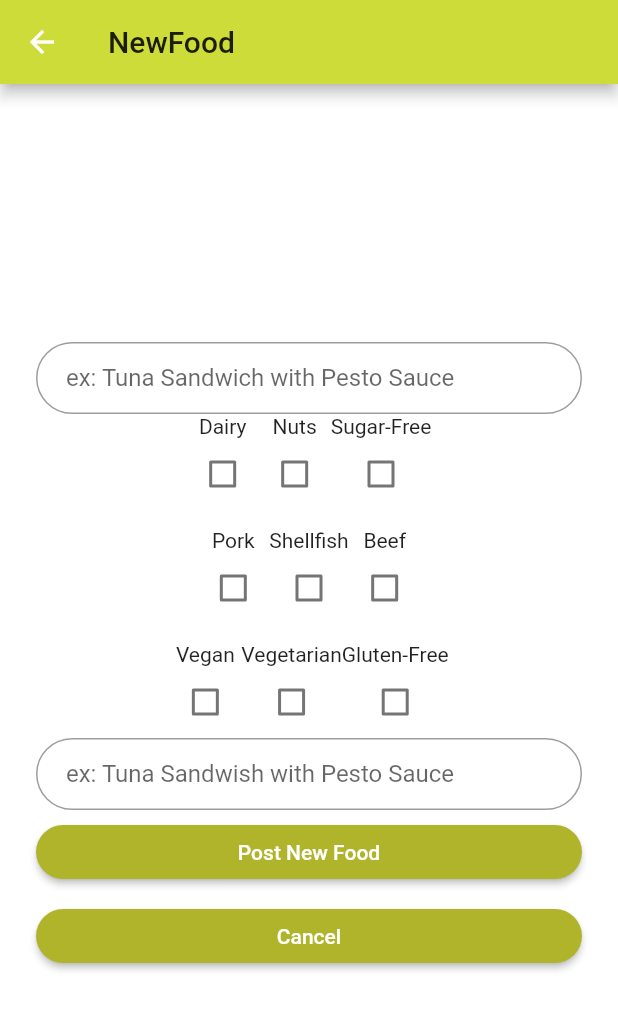
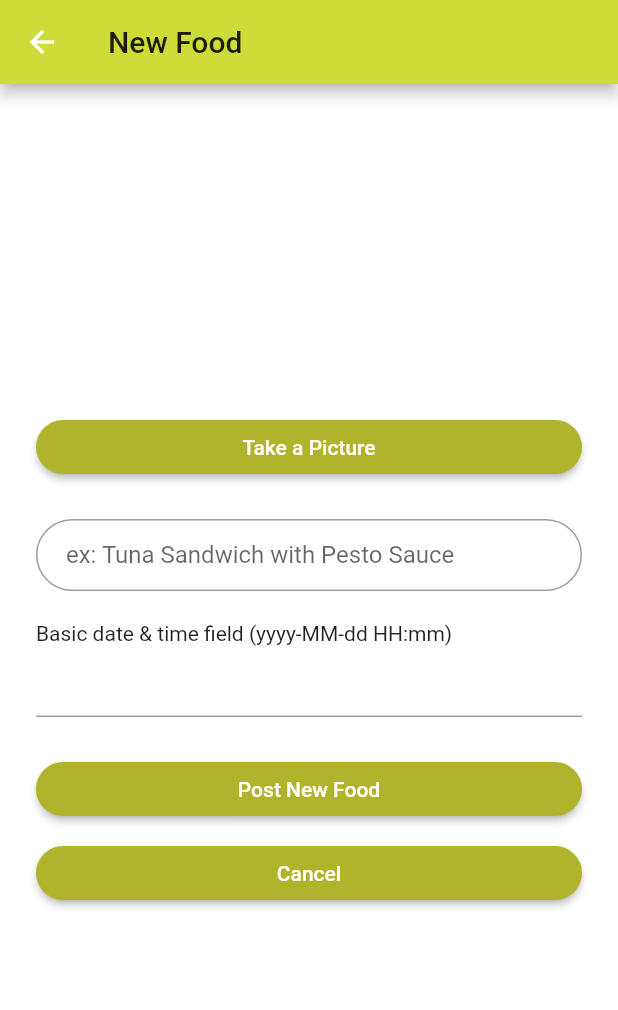
Before and after one commit to n-wagner/Food-Savior, a Flutter app: the screen it shows once a user with an empty profile is signed in, after a tap on "Give Food", on a phone screen of 412 x 824 dp. Shown: the top 1010 px of the screen. Run offline on Flutter 3.47's test engine with Material 2 defaults, Android fonts, the phone set to English and light mode, and no system bars; drawn by our look-alikes of datetime_picker_formfield; our stand-ins replace camera, cloud_firestore, firebase_auth, firebase_storage, flutter_tags, google_maps_flutter; missing offline and left inert: flutter_syntax_view, flutter_tagging; accounts and stored records are empty.

Commit message:
added start for backend for food items and cleaned up model

```diff
--- a/lib/main.dart
+++ b/lib/main.dart
@@ -1,5 +1,9 @@
+import 'dart:async';
+import 'dart:io';
+
 import 'package:flutter/material.dart';
 import 'package:food_savior/models/user.dart';
+import 'package:food_savior/screens/home/camera_test.dart';
 import 'package:food_savior/screens/home/home_page.dart';
 import 'package:food_savior/screens/home/main_menu_layout.dart';
 import 'package:food_savior/screens/home/swipes.dart';
@@ -11,13 +15,15 @@ import 'package:food_savior/screens/home/home_page.dart';
 import 'package:food_savior/screens/home/new_food_page.dart';
 import 'screens/authenticate/signup.dart';
 import 'package:provider/provider.dart';
+import 'package:camera/camera.dart';
+
 
 void main() => runApp(MyApp());
 
 class MyApp extends StatelessWidget {
   final routes = <String, WidgetBuilder>{
     LoginPage.tag: (context) => LoginPage(),
-    SignUp.tag: (context) => SignUp(),
+    //SignUp.tag: (context) => SignUp(),
     //NewFoodPage.tag: (context) => NewFoodPage(),
   };
 
@@ -38,6 +44,7 @@ class MyApp extends StatelessWidget {
           '/swipes': (context) => SwipesWrapper(),
           '/new-food': (context) => NewFoodPage(),
           '/main-menu': (context) => MenuLayout(),
+          '/test': (context) => CameraTest(),
         },
       ),
     );
--- a/lib/models/food_item.dart
+++ b/lib/models/food_item.dart
@@ -1,5 +1,6 @@
 class FoodItem {
-  String name, distance, img;
+  String name, img;
+  DateTime time;
 
-  FoodItem({ this.name, this.distance, this.img });
+  FoodItem({ this.name, this.time, this.img });
 }
--- a/lib/screens/home/food_item_card.dart
+++ b/lib/screens/home/food_item_card.dart
@@ -21,9 +21,10 @@ class FoodItemCard extends StatelessWidget {
         ),
         child: Column(
           children: <Widget>[
+            SizedBox(height: 10.0),
             Text(foodItem.name),
             SizedBox(height: 10.0),
-            Text(foodItem.distance)
+            Text(foodItem.time.toLocal().toString())
           ],
         ),
       ),
--- a/lib/screens/home/home_page.dart
+++ b/lib/screens/home/home_page.dart
@@ -1,9 +1,14 @@
 import 'package:flutter/material.dart';
 import 'package:food_savior/services/auth.dart';
 import 'package:food_savior/screens/home/main_menu_layout.dart';
+import 'package:food_savior/models/user.dart';
+import 'package:food_savior/screens/home/new_food_page.dart';
 
 class HomePage extends StatefulWidget {
   static String tag = 'home-page';
+  final User u;
+
+  const HomePage({ Key key, this.u }): super(key: key);
 
   @override
   _HomePageState createState() => _HomePageState();
@@ -55,7 +60,12 @@ class _HomePageState extends State<HomePage> {
                   ),
                 ),
                 onPressed: () {
-                  Navigator.pushNamed(context, '/new-food');
+                  Navigator.push(
+                    context,
+                    MaterialPageRoute(
+                      builder: (context) => NewFoodPage(u: widget.u)
+                    )
+                  );
                 },
               ),
             ),
--- a/lib/screens/home/new_food_page.dart
+++ b/lib/screens/home/new_food_page.dart
@@ -1,14 +1,24 @@
+import 'package:cloud_firestore/cloud_firestore.dart';
 import 'package:flutter/material.dart';
 import 'package:food_savior/services/auth.dart';
 import 'package:flutter_tags/flutter_tags.dart';
 import 'package:flutter_tagging/flutter_tagging.dart';
 import 'package:flutter_syntax_view/flutter_syntax_view.dart';
+import 'package:food_savior/services/database.dart';
 
 import '../home/home_page.dart';
 
+import 'package:intl/intl.dart';
+import 'package:datetime_picker_formfield/datetime_picker_formfield.dart';
+import 'package:food_savior/models/user.dart';
+
 class NewFoodPage extends StatefulWidget {
   //static const String tag = 'new-food';
-  static const String title = "NewFood";
+  static const String title = "New Food";
+  final User u;
+
+  NewFoodPage({Key key, this.u }) : super(key: key);
+
   @override
   _NewFoodPageState createState() => new _NewFoodPageState();
 }
@@ -18,6 +28,7 @@ class _NewFoodPageState extends State<NewFoodPage> {
   String time_left = '';
   String description = '';
   String error = '';
+  DateTime dt;
   bool dairy = false;
   bool nuts = false;
   bool pork = false;
@@ -28,6 +39,7 @@ class _NewFoodPageState extends State<NewFoodPage> {
   bool vegetarian = false;
   bool sugar_free = false;
   final AuthService _auth = AuthService();
+  final DatabaseService _db = DatabaseService();
   //Use this key to ID the form and associate with the global form state key
   final _formKey = GlobalKey<FormState>();
 
@@ -195,7 +207,12 @@ class _NewFoodPageState extends State<NewFoodPage> {
               setState(() => error = 'please supply a valid email');
             }
           }*/
-            Navigator.pushNamed(context, '/map_page');
+            //Navigator.pushNamed(context, '/map_page');
+              DocumentReference result = await _db.addFoodItem(food_name, dt, "");
+              if (result != null) {
+                await _db.updateFoodItemForUser(widget.u.uid, result.documentID);
+              }
+              Navigator.pop(context);
             }
         },
         padding: EdgeInsets.all(8),
@@ -204,6 +221,30 @@ class _NewFoodPageState extends State<NewFoodPage> {
       ),
     );
 
+    final camera_button = Padding(
+      padding: EdgeInsets.symmetric(vertical: 4.0),
+      child: RaisedButton(
+        shape: RoundedRectangleBorder(
+          borderRadius: BorderRadius.circular(24),
+        ),
+        onPressed: () {
+          // Runs each validator from the Form Fields, only if all return null is this true
+          //if (_formKey.currentState.validate()) {
+            /*dynamic result = await _auth.registerWithEmailAndPassword(emailVal, passwordVal);
+            // Null back means something went wrong with registering, no need to do something otherwise as we are listening for user changes and make things happen based off that
+            if (result == null) {
+              setState(() => error = 'please supply a valid email');
+            }
+          }*/
+          Navigator.pop(context,);
+          //Navigator.pushNamed(context, '/home');
+          //}
+        },
+        padding: EdgeInsets.all(8),
+        color: Colors.lime[700],
+        child: Text('Take a Picture', style: TextStyle(color: Colors.white)),
+      ),
+    );
 
     final cancel_button = Padding(
       padding: EdgeInsets.symmetric(vertical: 4.0),
@@ -211,7 +252,7 @@ class _NewFoodPageState extends State<NewFoodPage> {
         shape: RoundedRectangleBorder(
           borderRadius: BorderRadius.circular(24),
         ),
-        onPressed: () async {
+        onPressed: () {
           // Runs each validator from the Form Fields, only if all return null is this true
           //if (_formKey.currentState.validate()) {
             /*dynamic result = await _auth.registerWithEmailAndPassword(emailVal, passwordVal);
@@ -254,6 +295,8 @@ class _NewFoodPageState extends State<NewFoodPage> {
         ),
       );
 
+    final format = DateFormat("yyyy-MM-dd HH:mm");
+
     return Scaffold(
       backgroundColor: Colors.white,
       appBar: AppBar(
@@ -276,9 +319,47 @@ class _NewFoodPageState extends State<NewFoodPage> {
             shrinkWrap: true,
             padding: EdgeInsets.only(left: 24.0, right: 24.0),
             children: <Widget>[
+              camera_button,
+              SizedBox(
+                height: 20,
+              ),
               food_name_bar,
-              ingredients_warnings,
-              timer_bar,
+              //ingredients_warnings,
+              SizedBox(
+                height: 20,
+              ),
+              Text('Basic date & time field (${format.pattern})'),
+              DateTimeField(
+                format: format,
+                validator: (val) {
+                  return null;
+                },
+                onShowPicker: (context, currentValue) async {
+                  final date = await showDatePicker(
+                      context: context,
+                      firstDate: DateTime(1900),
+                      initialDate: currentValue ?? DateTime.now(),
+                      lastDate: DateTime(2100));
+                  if (date != null) {
+                    final time = await showTimePicker(
+                      context: context,
+                      initialTime:
+                          TimeOfDay.fromDateTime(currentValue ?? DateTime.now()),
+                    );
+                    return DateTimeField.combine(date, time);
+                  } else {
+                    return currentValue;
+                  }
+                },
+                onChanged: (val) {
+                  setState(() {
+                    dt = val;
+                  });
+                },
+              ),
+              SizedBox(
+                height: 20,
+              ),
               createNewFoodButton,
               cancel_button,
             ],
--- a/lib/screens/home/swipes.dart
+++ b/lib/screens/home/swipes.dart
@@ -11,9 +11,9 @@ class SwipePage extends StatefulWidget {
 
 class _SwipePageState extends State<SwipePage> {
   List<FoodItem> foodItems = [
-    FoodItem(name: 'Burger', distance: '3 miles', img: 'assets/images/burger.jpeg'),
-    FoodItem(name: 'Pasta', distance: '1.5 miles', img: 'assets/images/pasta.jpg'),
-    FoodItem(name: 'Pizza', distance: '0.6 miles', img: 'assets/images/pizza.jpg'),
+    FoodItem(name: 'Burger', time: DateTime(2020, 4, 20, 16, 37), img: 'assets/images/burger.jpeg'),
+    FoodItem(name: 'Pasta', time: DateTime(2020, 3, 6, 8, 2), img: 'assets/images/pasta.jpg'),
+    FoodItem(name: 'Pizza', time: DateTime(2020, 3, 8, 12, 20), img: 'assets/images/pizza.jpg'),
   ];
 
 
--- a/lib/screens/wrapper.dart
+++ b/lib/screens/wrapper.dart
@@ -18,7 +18,7 @@ class Wrapper extends StatelessWidget {
       return Authenticate();
     }
     else {
-      return HomePage();
+      return HomePage(u: user);
     }
   }
 }
```
Also changed, not shown: lib/screens/home/camera_test.dart (added, +108 -0 lines), lib/services/database.dart (+27 -0 lines), lib/services/storage.dart (added, +22 -0 lines), pubspec.yaml (+7 -0 lines), pubspec.lock, 3 other files.
